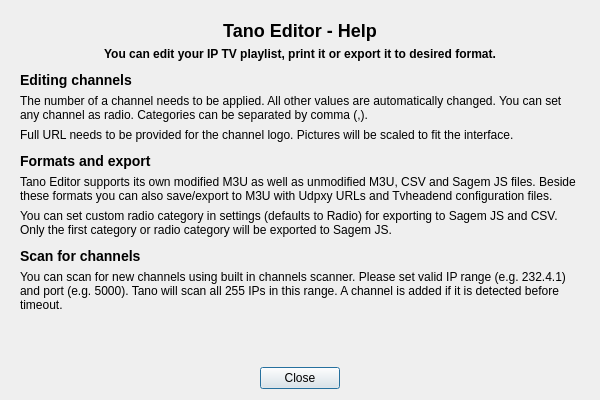
First picture: the form in src/widgets/playlist/PlaylistEditorHelp.ui, repository ntadej/tano, before the edit.
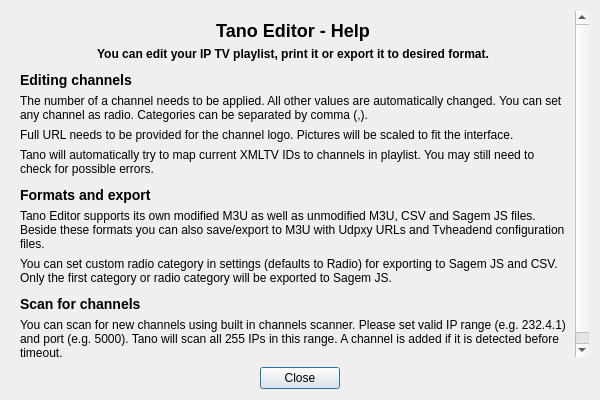
Second picture: the form after the edit. Icons and pictures are not drawn.

What changed in the file:
```diff
--- a/src/widgets/playlist/PlaylistEditorHelp.ui
+++ b/src/widgets/playlist/PlaylistEditorHelp.ui
@@ -34,7 +34,7 @@
         <x>0</x>
         <y>0</y>
         <width>575</width>
-        <height>419</height>
+        <height>457</height>
        </rect>
       </property>
       <layout class="QVBoxLayout" name="verticalLayout_2">
@@ -104,6 +104,16 @@
          </property>
         </widget>
        </item>
+       <item>
+        <widget class="QLabel" name="labelEditContent3">
+         <property name="text">
+          <string>Tano will automatically try to map current XMLTV IDs to channels in playlist. You may still need to check for possible errors.</string>
+         </property>
+         <property name="wordWrap">
+          <bool>true</bool>
+         </property>
+        </widget>
+       </item>
        <item>
         <spacer name="verticalSpacer">
          <property name="orientation">
```
Left out of the diff: 4 changed lines with no effect on the pictures.
